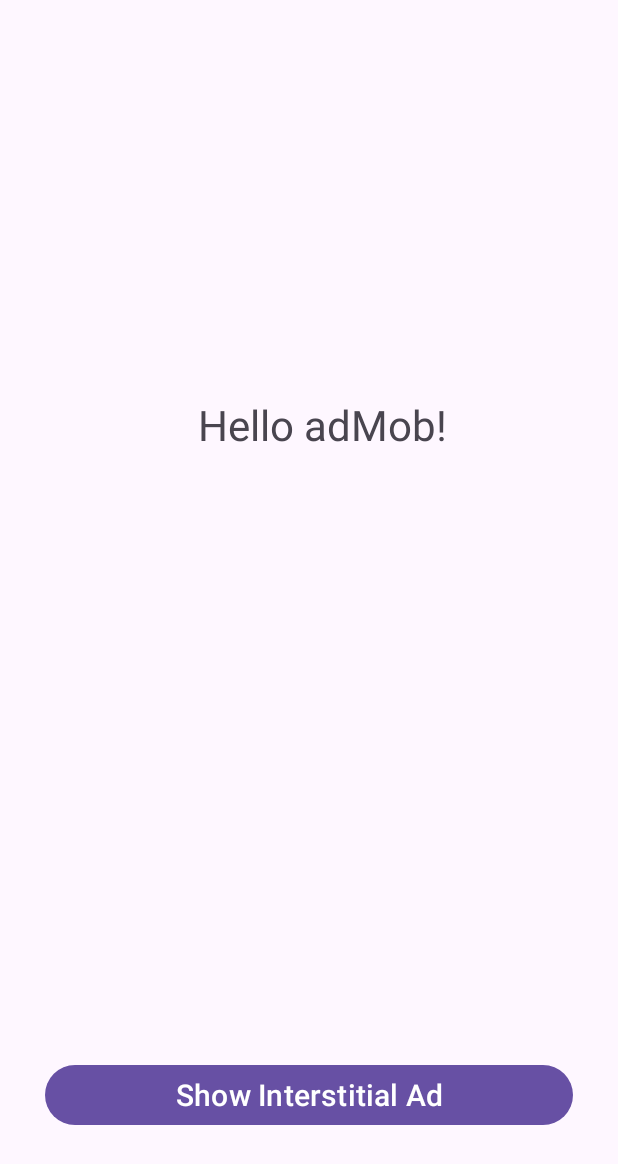
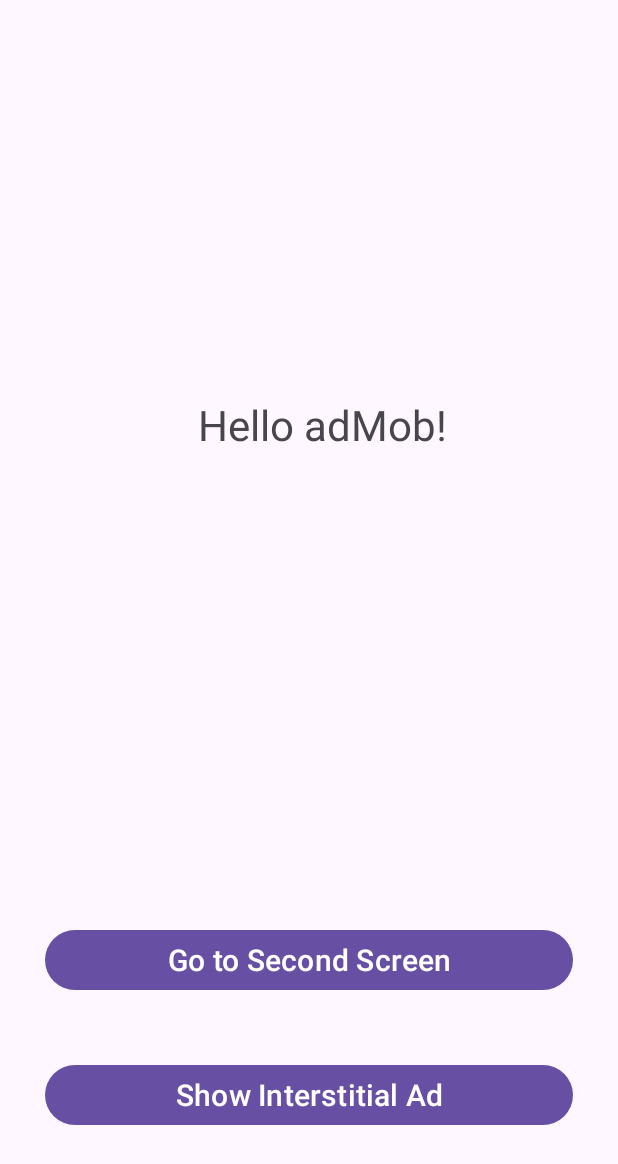
Before and after one commit to nikolaivetrik24062010/AdMobApp, an Android app: the screen it shows after launch (MainActivity), on a phone screen of 412 x 824 dp. Shown: the top 1164 px of the screen. Run offline under Robolectric (Android 15) with nearby library versions, the phone set to English and light mode, and no system bars; our stand-ins replace AdMob.

Commit message:
added reward ads activity and logic

```diff
--- a/app/src/main/java/com/example/admobapp/MainActivity.java
+++ b/app/src/main/java/com/example/admobapp/MainActivity.java
@@ -1,8 +1,8 @@
 package com.example.admobapp;
 
+import android.content.Intent;
 import android.os.Bundle;
 import android.util.Log;
-import android.view.View;
 import android.widget.Button;
 
 import androidx.annotation.NonNull;
@@ -14,13 +14,16 @@ import com.google.android.gms.ads.LoadAdError;
 import com.google.android.gms.ads.MobileAds;
 import com.google.android.gms.ads.interstitial.InterstitialAd;
 import com.google.android.gms.ads.interstitial.InterstitialAdLoadCallback;
+import com.google.android.gms.ads.rewarded.RewardedAd;
+import com.google.android.gms.ads.rewarded.RewardedAdLoadCallback;
 
 public class MainActivity extends AppCompatActivity {
 
     private AdView adView;
     private InterstitialAd mInterstitialAd;
     private static final String TAG = "MainActivity";
-    private Button btn;
+    private Button btnInterstitial;
+    private Button btnGoToSecondScreen;
 
     @Override
     protected void onCreate(Bundle savedInstanceState) {
@@ -36,14 +39,16 @@ public class MainActivity extends AppCompatActivity {
         AdRequest adRequest = new AdRequest.Builder().build();
         adView.loadAd(adRequest);
 
-        // Set up Interstitial Ad
-        btn = findViewById(R.id.btn);
-        btn.setOnClickListener(new View.OnClickListener() {
-            @Override
-            public void onClick(View v) {
-                loadInterstitialAd();
-            }
+        // Set up Interstitial Ad Button
+        btnInterstitial = findViewById(R.id.btnInterstitial);
+        btnInterstitial.setOnClickListener(v -> loadInterstitialAd());
+
+        // Set up Second Screen Button
+        btnGoToSecondScreen = findViewById(R.id.btnGoToSecondScreen);
+        btnGoToSecondScreen.setOnClickListener(v -> {
+            startActivity(new Intent(MainActivity.this, RewardActivity.class));
         });
+
     }
 
     private void loadInterstitialAd() {
--- a/app/src/main/res/layout/activity_main.xml
+++ b/app/src/main/res/layout/activity_main.xml
@@ -30,7 +30,7 @@
         ads:layout_constraintTop_toTopOf="@+id/textView" />
 
     <Button
-        android:id="@+id/btn"
+        android:id="@+id/btnInterstitial"
         android:layout_width="0dp"
         android:layout_height="wrap_content"
         android:layout_marginLeft="30dp"
@@ -42,4 +42,18 @@
         ads:layout_constraintEnd_toEndOf="parent"
         ads:layout_constraintStart_toStartOf="parent" />
 
+    <Button
+        android:id="@+id/btnGoToSecondScreen"
+        android:layout_width="0dp"
+        android:layout_height="wrap_content"
+        android:layout_marginLeft="30dp"
+        android:layout_marginRight="30dp"
+        android:layout_marginBottom="160dp"
+        android:text="Go to Second Screen"
+        android:textSize="20sp"
+        ads:layout_constraintBottom_toBottomOf="parent"
+        ads:layout_constraintEnd_toEndOf="parent"
+        ads:layout_constraintHorizontal_bias="0.733"
+        ads:layout_constraintStart_toStartOf="parent" />
+
 </androidx.constraintlayout.widget.ConstraintLayout>
```
Also changed, not shown: app/src/main/AndroidManifest.xml (+8 -1 lines), app/src/main/java/com/example/admobapp/RewardActivity.java (added, +67 -0 lines), app/src/main/res/layout/activity_reward.xml (added, +31 -0 lines).
